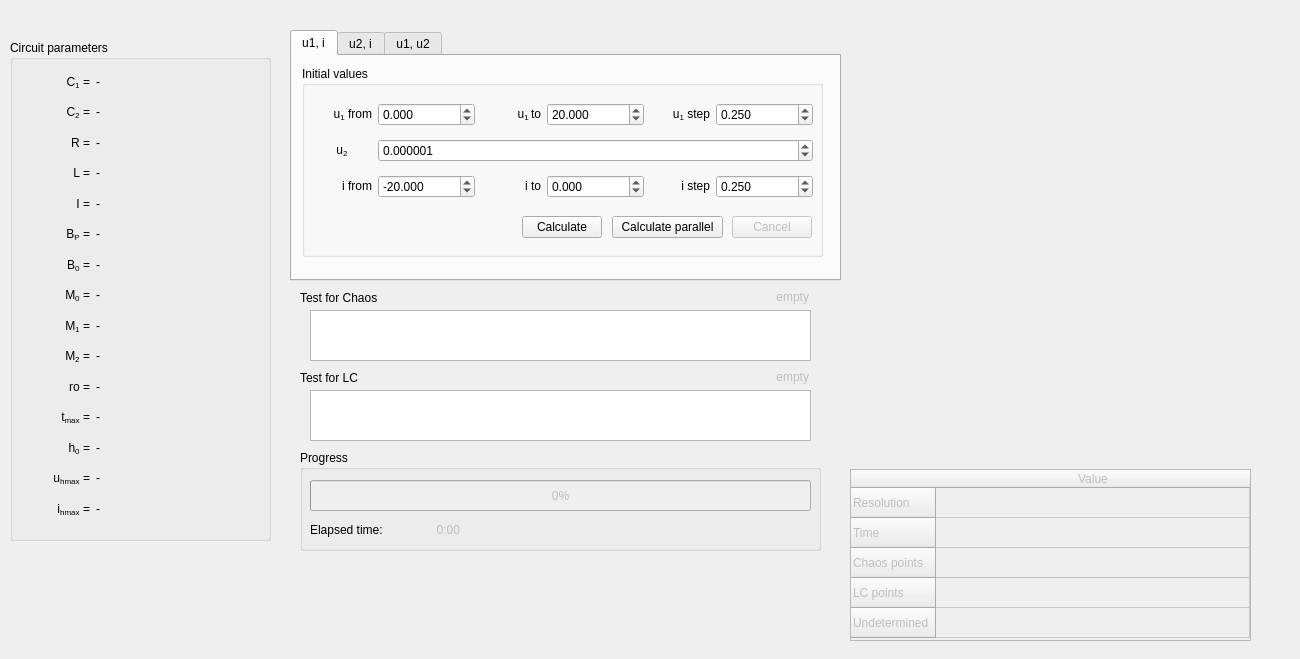
This is widgets/cutwidget.ui in zsolt-racz/chua-trajectory-visualiser as Qt 5 draws it before an edit. The edited form follows.
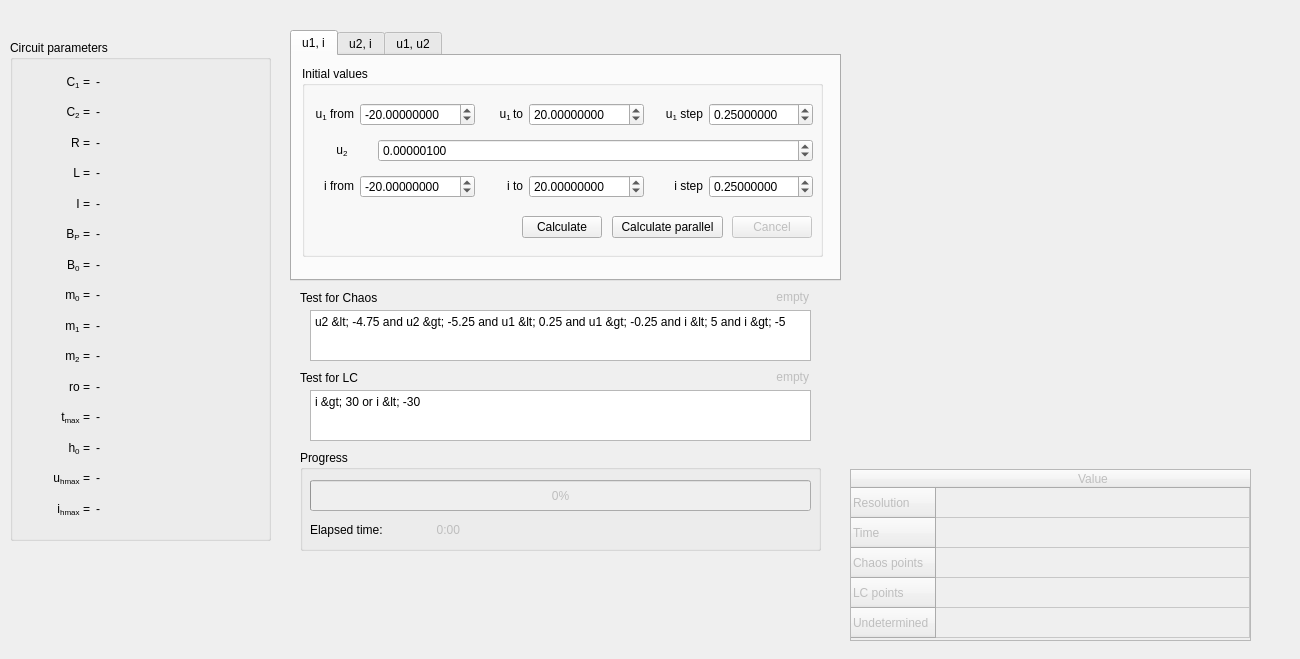
This is the edited form. The open tabs and pages were chosen to show the change. Custom widgets are drawn as their Qt base class.

```diff
--- a/widgets/cutwidget.ui
+++ b/widgets/cutwidget.ui
@@ -216,7 +216,7 @@
             </size>
            </property>
            <property name="text">
-            <string>&lt;html&gt;&lt;head/&gt;&lt;body&gt;&lt;p align=&quot;right&quot;&gt;M&lt;span style=&quot; vertical-align:sub;&quot;&gt;0&lt;/span&gt; =&lt;/p&gt;&lt;/body&gt;&lt;/html&gt;</string>
+            <string>&lt;html&gt;&lt;head/&gt;&lt;body&gt;&lt;p align=&quot;right&quot;&gt;m&lt;span style=&quot; vertical-align:sub;&quot;&gt;0&lt;/span&gt; =&lt;/p&gt;&lt;/body&gt;&lt;/html&gt;</string>
            </property>
           </widget>
          </item>
@@ -240,7 +240,7 @@
             </size>
            </property>
            <property name="text">
-            <string>&lt;html&gt;&lt;head/&gt;&lt;body&gt;&lt;p align=&quot;right&quot;&gt;M&lt;span style=&quot; vertical-align:sub;&quot;&gt;1&lt;/span&gt; =&lt;/p&gt;&lt;/body&gt;&lt;/html&gt;</string>
+            <string>&lt;html&gt;&lt;head/&gt;&lt;body&gt;&lt;p align=&quot;right&quot;&gt;m&lt;span style=&quot; vertical-align:sub;&quot;&gt;1&lt;/span&gt; =&lt;/p&gt;&lt;/body&gt;&lt;/html&gt;</string>
            </property>
           </widget>
          </item>
@@ -264,7 +264,7 @@
             </size>
            </property>
            <property name="text">
-            <string>&lt;html&gt;&lt;head/&gt;&lt;body&gt;&lt;p align=&quot;right&quot;&gt;M&lt;span style=&quot; vertical-align:sub;&quot;&gt;2&lt;/span&gt; =&lt;/p&gt;&lt;/body&gt;&lt;/html&gt;</string>
+            <string>&lt;html&gt;&lt;head/&gt;&lt;body&gt;&lt;p align=&quot;right&quot;&gt;m&lt;span style=&quot; vertical-align:sub;&quot;&gt;2&lt;/span&gt; =&lt;/p&gt;&lt;/body&gt;&lt;/html&gt;</string>
            </property>
           </widget>
          </item>
@@ -531,7 +531,7 @@
            <item>
             <widget class="QDoubleSpinBox" name="input_u1_from_u1i">
              <property name="decimals">
-              <number>3</number>
+              <number>8</number>
              </property>
              <property name="minimum">
               <double>-1000.000000000000000</double>
@@ -543,7 +543,7 @@
               <double>1.000000000000000</double>
              </property>
              <property name="value">
-              <double>0.000000000000000</double>
+              <double>-20.000000000000000</double>
              </property>
             </widget>
            </item>
@@ -567,7 +567,7 @@
            <item>
             <widget class="QDoubleSpinBox" name="input_u1_to_u1i">
              <property name="decimals">
-              <number>3</number>
+              <number>8</number>
              </property>
              <property name="minimum">
               <double>-1000.000000000000000</double>
@@ -600,10 +600,10 @@
            <item>
             <widget class="QDoubleSpinBox" name="input_u1_step_u1i">
              <property name="decimals">
-              <number>3</number>
+              <number>8</number>
              </property>
              <property name="minimum">
-              <double>0.001000000000000</double>
+              <double>0.000001000000000</double>
              </property>
              <property name="maximum">
               <double>100.000000000000000</double>
@@ -637,7 +637,7 @@
            <item>
             <widget class="QDoubleSpinBox" name="input_u2_u1i">
              <property name="decimals">
-              <number>6</number>
+              <number>8</number>
              </property>
              <property name="minimum">
               <double>-1000.000000000000000</double>
@@ -674,7 +674,7 @@
            <item>
             <widget class="QDoubleSpinBox" name="input_i_from_u1i">
              <property name="decimals">
-              <number>3</number>
+              <number>8</number>
              </property>
              <property name="minimum">
               <double>-1000.000000000000000</double>
@@ -707,7 +707,7 @@
            <item>
             <widget class="QDoubleSpinBox" name="input_i_to_u1i">
              <property name="decimals">
-              <number>3</number>
+              <number>8</number>
              </property>
              <property name="minimum">
               <double>-1000.000000000000000</double>
@@ -716,7 +716,7 @@
               <double>1000.000000000000000</double>
              </property>
              <property name="value">
-              <double>0.000000000000000</double>
+              <double>20.000000000000000</double>
              </property>
             </widget>
            </item>
@@ -740,10 +740,10 @@
            <item>
             <widget class="QDoubleSpinBox" name="input_i_step_u1i">
              <property name="decimals">
-              <number>3</number>
+              <number>8</number>
              </property>
              <property name="minimum">
-              <double>0.001000000000000</double>
+              <double>0.000001000000000</double>
              </property>
              <property name="maximum">
               <double>100.000000000000000</double>
@@ -1507,13 +1507,16 @@
      <height>51</height>
     </rect>
    </property>
+   <property name="plainText">
+    <string>u2 &lt; -4.75 and u2 &gt; -5.25 and u1 &lt; 0.25 and u1 &gt; -0.25 and i &lt; 5 and i &gt; -5</string>
+   </property>
   </widget>
   <widget class="QLabel" name="label_2">
    <property name="geometry">
     <rect>
      <x>300</x>
      <y>290</y>
-     <width>91</width>
+     <width>121</width>
      <height>16</height>
     </rect>
    </property>
@@ -1526,7 +1529,7 @@
     <rect>
      <x>300</x>
      <y>370</y>
-     <width>71</width>
+     <width>101</width>
      <height>16</height>
     </rect>
    </property>
@@ -1543,6 +1546,9 @@
      <height>51</height>
     </rect>
    </property>
+   <property name="plainText">
+    <string>i &gt; 30 or i &lt; -30</string>
+   </property>
   </widget>
   <widget class="QLabel" name="test_chaos_validity">
    <property name="enabled">
```
Left out of the diff: 38 changed lines with no effect on the pictures.
